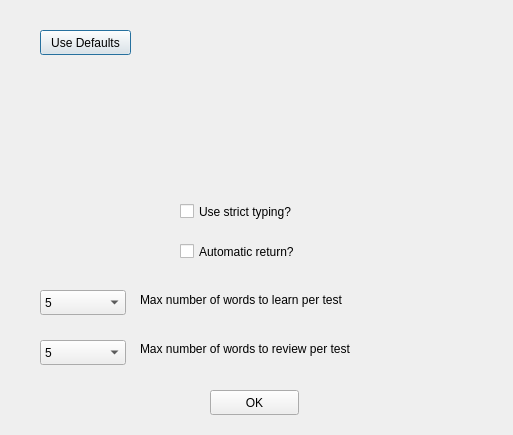
Qt form src/gui/settings_window.ui (tombranfield/spaced_repeating_vocabulary) before a commit.
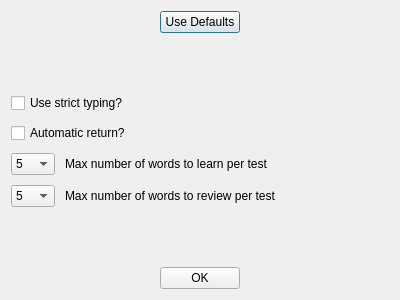
The same form after that commit.

Commit message: Made settings_window more attractive by tweaking the layout

The edit to the form file:
```diff
--- a/src/gui/settings_window.ui
+++ b/src/gui/settings_window.ui
@@ -6,61 +6,119 @@
    <rect>
     <x>0</x>
     <y>0</y>
-    <width>513</width>
-    <height>435</height>
+    <width>400</width>
+    <height>300</height>
    </rect>
   </property>
   <property name="windowTitle">
    <string>Dialog</string>
   </property>
+  <layout class="QVBoxLayout" name="verticalLayout">
+   <property name="spacing">
+    <number>10</number>
+   </property>
+   <item>
+    <layout class="QHBoxLayout" name="horizontalLayout_3">
+     <item>
+      <spacer name="horizontalSpacer_4">
+       <property name="orientation">
+        <enum>Qt::Horizontal</enum>
+       </property>
+       <property name="sizeHint" stdset="0">
+        <size>
+         <width>40</width>
+         <height>20</height>
+        </size>
+       </property>
+      </spacer>
+     </item>
+     <item>
   <widget class="QPushButton" name="set_defaults_button">
-   <property name="geometry">
-    <rect>
-     <x>40</x>
-     <y>30</y>
-     <width>91</width>
-     <height>25</height>
-    </rect>
-   </property>
    <property name="text">
     <string>Use Defaults</string>
    </property>
   </widget>
+     </item>
+     <item>
+      <spacer name="horizontalSpacer">
+       <property name="orientation">
+        <enum>Qt::Horizontal</enum>
+       </property>
+       <property name="sizeHint" stdset="0">
+        <size>
+         <width>40</width>
+         <height>20</height>
+        </size>
+       </property>
+      </spacer>
+     </item>
+    </layout>
+   </item>
+   <item>
+    <spacer name="verticalSpacer">
+     <property name="orientation">
+      <enum>Qt::Vertical</enum>
+     </property>
+     <property name="sizeHint" stdset="0">
+      <size>
+       <width>20</width>
+       <height>24</height>
+      </size>
+     </property>
+    </spacer>
+   </item>
+   <item>
+    <layout class="QHBoxLayout" name="horizontalLayout_4">
+     <item>
   <widget class="QCheckBox" name="is_case_sensitive_cbox">
-   <property name="geometry">
-    <rect>
-     <x>180</x>
-     <y>200</y>
-     <width>171</width>
-     <height>23</height>
-    </rect>
-   </property>
    <property name="text">
     <string>Use strict typing?</string>
    </property>
   </widget>
+     </item>
+     <item>
+      <spacer name="horizontalSpacer_2">
+       <property name="orientation">
+        <enum>Qt::Horizontal</enum>
+       </property>
+       <property name="sizeHint" stdset="0">
+        <size>
+         <width>40</width>
+         <height>20</height>
+        </size>
+       </property>
+      </spacer>
+     </item>
+    </layout>
+   </item>
+   <item>
+    <layout class="QHBoxLayout" name="horizontalLayout_5">
+     <item>
   <widget class="QCheckBox" name="is_automatic_return_cbox">
-   <property name="geometry">
-    <rect>
-     <x>180</x>
-     <y>240</y>
-     <width>171</width>
-     <height>23</height>
-    </rect>
-   </property>
    <property name="text">
     <string>Automatic return?</string>
    </property>
   </widget>
+     </item>
+     <item>
+      <spacer name="horizontalSpacer_3">
+       <property name="orientation">
+        <enum>Qt::Horizontal</enum>
+       </property>
+       <property name="sizeHint" stdset="0">
+        <size>
+         <width>40</width>
+         <height>20</height>
+        </size>
+       </property>
+      </spacer>
+     </item>
+    </layout>
+   </item>
+   <item>
+    <layout class="QHBoxLayout" name="horizontalLayout">
+     <item>
   <widget class="QComboBox" name="max_learn_words_cbox">
-   <property name="geometry">
-    <rect>
-     <x>40</x>
-     <y>290</y>
-     <width>86</width>
-     <height>25</height>
-    </rect>
-   </property>
    <property name="currentText">
     <string>5</string>
    </property>
@@ -78,78 +136,131 @@
     </property>
    </item>
   </widget>
-  <widget class="QComboBox" name="max_review_words_cbox">
-   <property name="geometry">
-    <rect>
-     <x>40</x>
-     <y>340</y>
-     <width>86</width>
-     <height>25</height>
-    </rect>
-   </property>
-   <property name="currentText">
-    <string>25</string>
-   </property>
-   <item>
-    <property name="text">
-     <string>5</string>
-    </property>
    </item>
    <item>
-    <property name="text">
-     <string>10</string>
-    </property>
-   </item>
-   <item>
-    <property name="text">
-     <string>25</string>
-    </property>
-   </item>
-   <item>
-    <property name="text">
-     <string>50</string>
-    </property>
-   </item>
-  </widget>
   <widget class="QLabel" name="label">
-   <property name="geometry">
-    <rect>
-     <x>140</x>
-     <y>290</y>
-     <width>281</width>
-     <height>20</height>
-    </rect>
-   </property>
    <property name="text">
     <string>Max number of words to learn per test</string>
    </property>
   </widget>
+     </item>
+     <item>
+      <spacer name="horizontalSpacer_7">
+       <property name="orientation">
+        <enum>Qt::Horizontal</enum>
+       </property>
+       <property name="sizeHint" stdset="0">
+        <size>
+         <width>58</width>
+         <height>20</height>
+        </size>
+       </property>
+      </spacer>
+     </item>
+    </layout>
+   </item>
+   <item>
+    <layout class="QHBoxLayout" name="horizontalLayout_2">
+     <item>
+      <widget class="QComboBox" name="max_review_words_cbox">
+       <property name="currentText">
+        <string>25</string>
+       </property>
+       <item>
+        <property name="text">
+         <string>5</string>
+        </property>
+       </item>
+       <item>
+        <property name="text">
+         <string>10</string>
+        </property>
+       </item>
+       <item>
+        <property name="text">
+         <string>25</string>
+        </property>
+       </item>
+       <item>
+        <property name="text">
+         <string>50</string>
+        </property>
+       </item>
+      </widget>
+     </item>
+     <item>
   <widget class="QLabel" name="label_2">
-   <property name="geometry">
-    <rect>
-     <x>140</x>
-     <y>340</y>
-     <width>271</width>
-     <height>17</height>
-    </rect>
-   </property>
    <property name="text">
     <string>Max number of words to review per test</string>
    </property>
   </widget>
+     </item>
+     <item>
+      <spacer name="horizontalSpacer_8">
+       <property name="orientation">
+        <enum>Qt::Horizontal</enum>
+       </property>
+       <property name="sizeHint" stdset="0">
+        <size>
+         <width>40</width>
+         <height>20</height>
+        </size>
+       </property>
+      </spacer>
+     </item>
+    </layout>
+   </item>
+   <item>
+    <spacer name="verticalSpacer_2">
+     <property name="orientation">
+      <enum>Qt::Vertical</enum>
+     </property>
+     <property name="sizeHint" stdset="0">
+      <size>
+       <width>20</width>
+       <height>24</height>
+      </size>
+     </property>
+    </spacer>
+   </item>
+   <item>
+    <layout class="QHBoxLayout" name="horizontalLayout_6">
+     <item>
+      <spacer name="horizontalSpacer_5">
+       <property name="orientation">
+        <enum>Qt::Horizontal</enum>
+       </property>
+       <property name="sizeHint" stdset="0">
+        <size>
+         <width>40</width>
+         <height>20</height>
+        </size>
+       </property>
+      </spacer>
+     </item>
+     <item>
   <widget class="QPushButton" name="ok_button">
-   <property name="geometry">
-    <rect>
-     <x>210</x>
-     <y>390</y>
-     <width>89</width>
-     <height>25</height>
-    </rect>
-   </property>
    <property name="text">
     <string>OK</string>
    </property>
   </widget>
+     </item>
+     <item>
+      <spacer name="horizontalSpacer_6">
+       <property name="orientation">
+        <enum>Qt::Horizontal</enum>
+       </property>
+       <property name="sizeHint" stdset="0">
+        <size>
+         <width>40</width>
+         <height>20</height>
+        </size>
+       </property>
+      </spacer>
+     </item>
+    </layout>
+   </item>
+  </layout>
  </widget>
  <resources/>
  <connections/>
```
Lines whose indentation alone changed are shown as unchanged. The commit also changes 1 other file.
